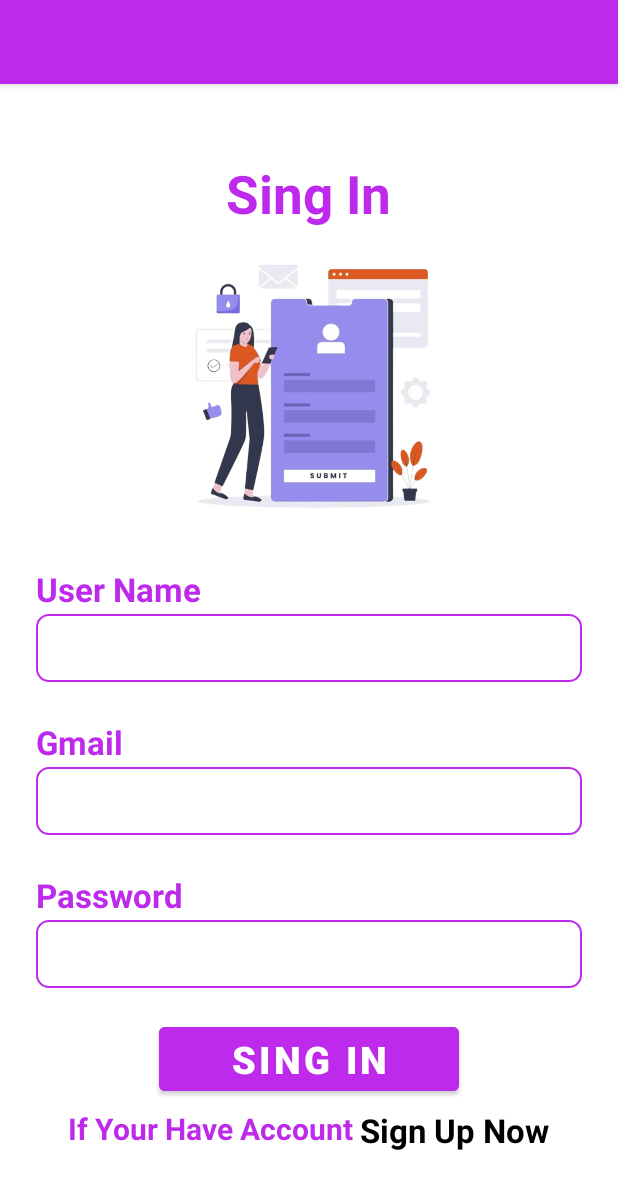
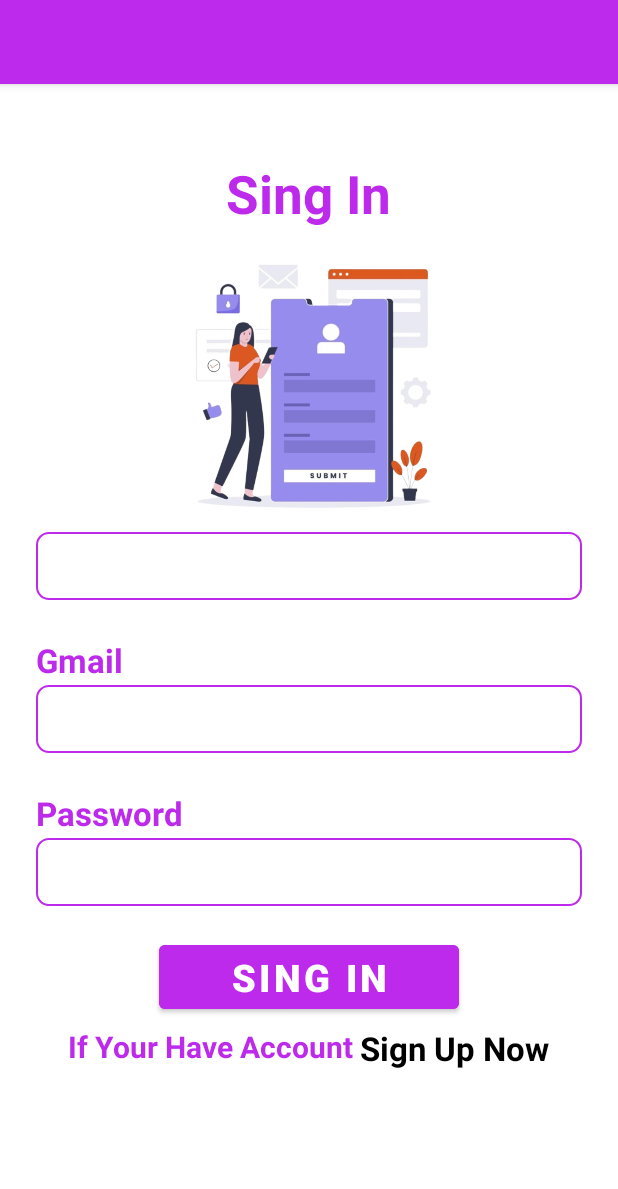
Before and after one commit to Dilshankumara0122/TaskManagmentapp, an Android app: the Register screen opened directly, with no data from a screen before it, on a phone screen of 412 x 824 dp. Shown: the top 1189 px of the screen. Run offline under Robolectric (Android 15) with nearby library versions, the phone set to English and light mode, and no system bars; Roboto replaces fonts that are not available here.

```diff
--- a/app/src/main/res/layout/activity_register.xml
+++ b/app/src/main/res/layout/activity_register.xml
@@ -12,7 +12,6 @@
         android:layout_gravity="center_horizontal"
         android:padding="24dp"
         >
-
 
         <TextView
             android:layout_width="wrap_content"
@@ -31,17 +30,9 @@
             android:layout_height="190dp"
             android:layout_marginTop="10dp"
             android:src="@drawable/reg"/>
-        <TextView
-            android:layout_width="wrap_content"
-            android:layout_height="match_parent"
-            android:textColor="@color/primary"
-            android:layout_gravity="start"
-            android:textStyle="bold"
-            android:gravity="start"
-            android:textSize="22dp"
-            android:layout_marginTop="25dp"
-            android:text="User Name"
-            />
+
+
+
         <EditText
             android:layout_width="match_parent"
             android:layout_height="wrap_content"
```
